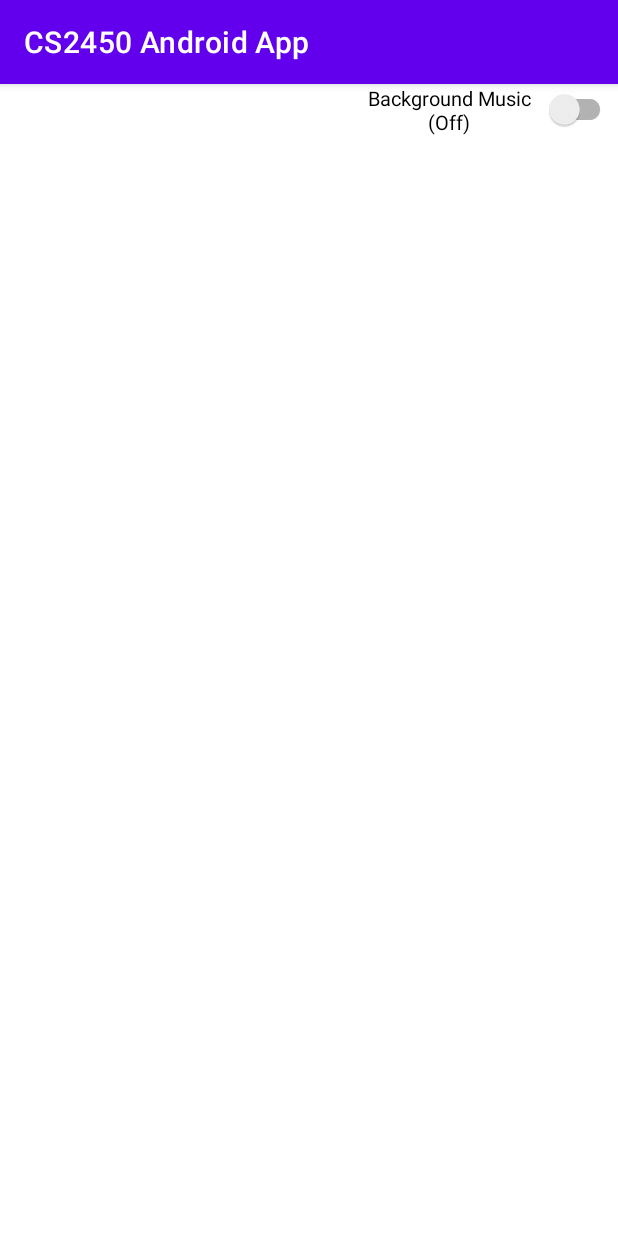
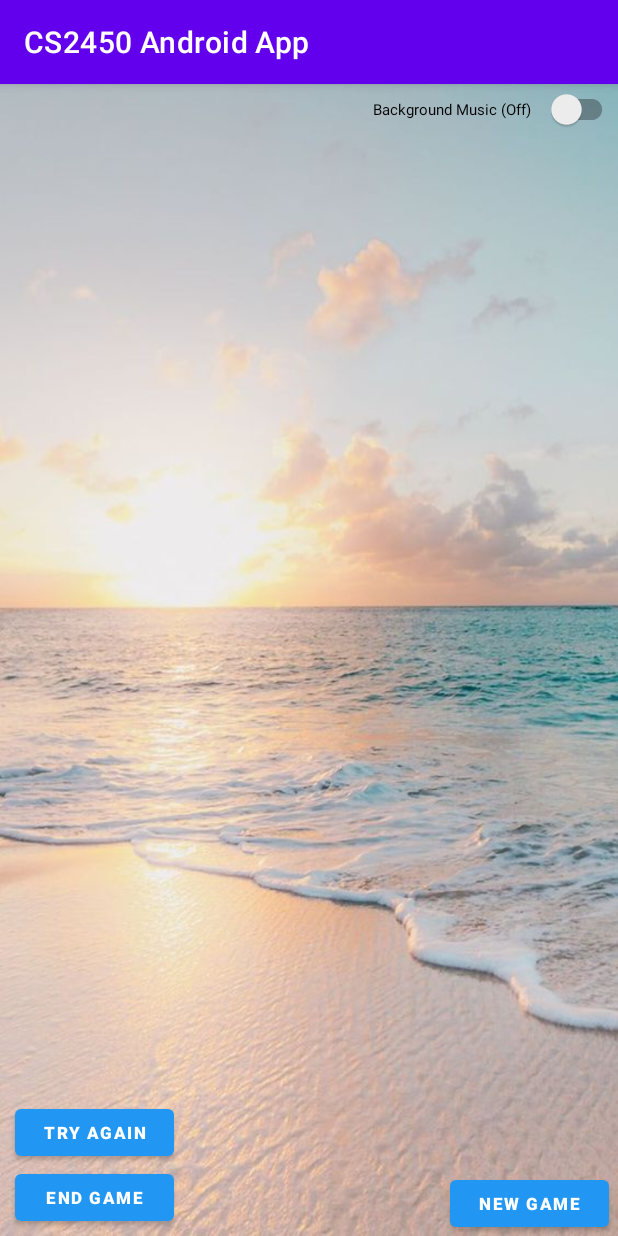
Before and after one commit to hamhead1005/CS2450-Android-Project, an Android app: the screen it shows after launch (ConcentrationGame), on a phone screen of 412 x 824 dp. Run offline under Robolectric (Android 15) with nearby library versions, the phone set to English and light mode, and no system bars.

Commit message:
Updated Theme and added Buttons

```diff
--- a/app/src/main/res/layout/activity_concentration_game.xml
+++ b/app/src/main/res/layout/activity_concentration_game.xml
@@ -2,21 +2,70 @@
 <androidx.constraintlayout.widget.ConstraintLayout xmlns:android="http://schemas.android.com/apk/res/android"
     xmlns:app="http://schemas.android.com/apk/res-auto"
     xmlns:tools="http://schemas.android.com/tools"
-    android:layout_gravity="center"
     android:layout_width="match_parent"
     android:layout_height="match_parent"
+    android:layout_gravity="center"
+    android:background="@drawable/background"
     tools:context=".ConcentrationGame">
+
+    <Button
+        android:id="@+id/NewGameButton"
+        android:layout_width="106dp"
+        android:layout_height="43dp"
+        android:text="@string/New"
+        android:textAllCaps="true"
+        android:textSize="11sp"
+        android:textStyle="bold"
+        app:backgroundTint="#2196F3"
+        app:layout_constraintBottom_toBottomOf="parent"
+        app:layout_constraintEnd_toEndOf="parent"
+        app:layout_constraintHorizontal_bias="0.98"
+        app:layout_constraintStart_toStartOf="parent"
+        app:layout_constraintTop_toBottomOf="@+id/musicSwitch"
+        app:layout_constraintVertical_bias="1.0" />
+
+    <Button
+        android:id="@+id/endButton"
+        android:layout_width="106dp"
+        android:layout_height="43dp"
+        android:layout_marginBottom="4dp"
+        android:text="@string/End"
+        android:textAllCaps="true"
+        android:textSize="11sp"
+        android:textStyle="bold"
+        app:backgroundTint="#2196F3"
+        app:layout_constraintBottom_toBottomOf="parent"
+        app:layout_constraintEnd_toEndOf="parent"
+        app:layout_constraintEnd_toStartOf="@+id/NewGameButton"
+        app:layout_constraintHorizontal_bias="0.053"
+        app:layout_constraintStart_toStartOf="parent" />
+
+    <Button
+        android:id="@+id/TryAgainButton"
+        android:layout_width="106dp"
+        android:layout_height="43dp"
+        android:text="@string/Try_again"
+        android:textAllCaps="true"
+        android:textSize="11sp"
+        android:textStyle="bold"
+        app:backgroundTint="#2196F3"
+        app:layout_constraintBottom_toTopOf="@+id/endButton"
+        app:layout_constraintEnd_toEndOf="parent"
+        app:layout_constraintHorizontal_bias="0.032"
+        app:layout_constraintStart_toStartOf="parent"
+        app:layout_constraintTop_toTopOf="parent"
+        app:layout_constraintVertical_bias="1.0" />
 
     <androidx.appcompat.widget.SwitchCompat
         android:id="@+id/musicSwitch"
         android:layout_width="174dp"
         android:layout_height="34dp"
+        android:gravity="center"
         android:text="@string/Music"
-        android:gravity="center"
-        android:textSize="13sp"
+        android:textSize="10sp"
         app:layout_constraintBottom_toBottomOf="parent"
         app:layout_constraintEnd_toEndOf="parent"
-        app:layout_constraintHorizontal_bias="0.995"
+        app:layout_constraintHorizontal_bias="1.0"
         app:layout_constraintStart_toStartOf="parent"
         app:layout_constraintTop_toTopOf="parent"
         app:layout_constraintVertical_bias="0.0" />
--- a/app/src/main/res/values/strings.xml
+++ b/app/src/main/res/values/strings.xml
@@ -4,4 +4,7 @@
     <string name="team">Team Red Tigers</string>
     <string name="Welcome">Welcome to the Concentration Game!</string>
     <string name="Music">Background Music (Off)</string>
+    <string name="End">End Game</string>
+    <string name="New">New Game</string>
+    <string name="Try_again">Try Again</string>
 </resources>
```
Also changed, not shown: app/src/main/java/com/example/cs2450androidapp/ConcentrationGame.java (+7 -0 lines), app/src/main/res/drawable/background.png (added).
